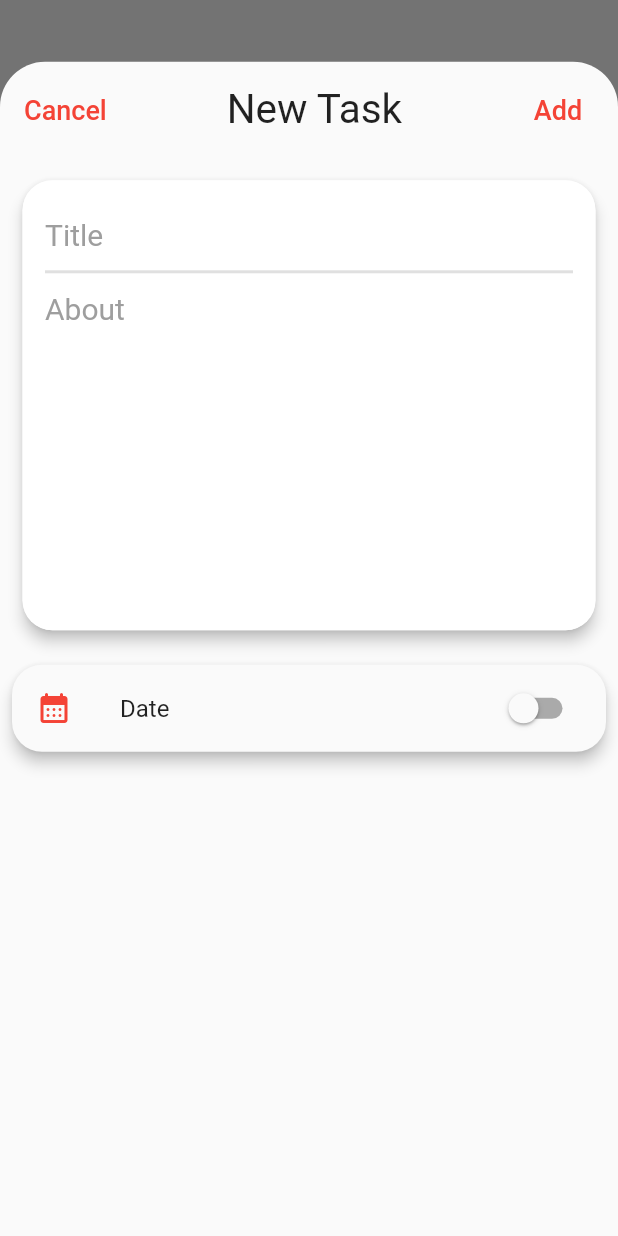
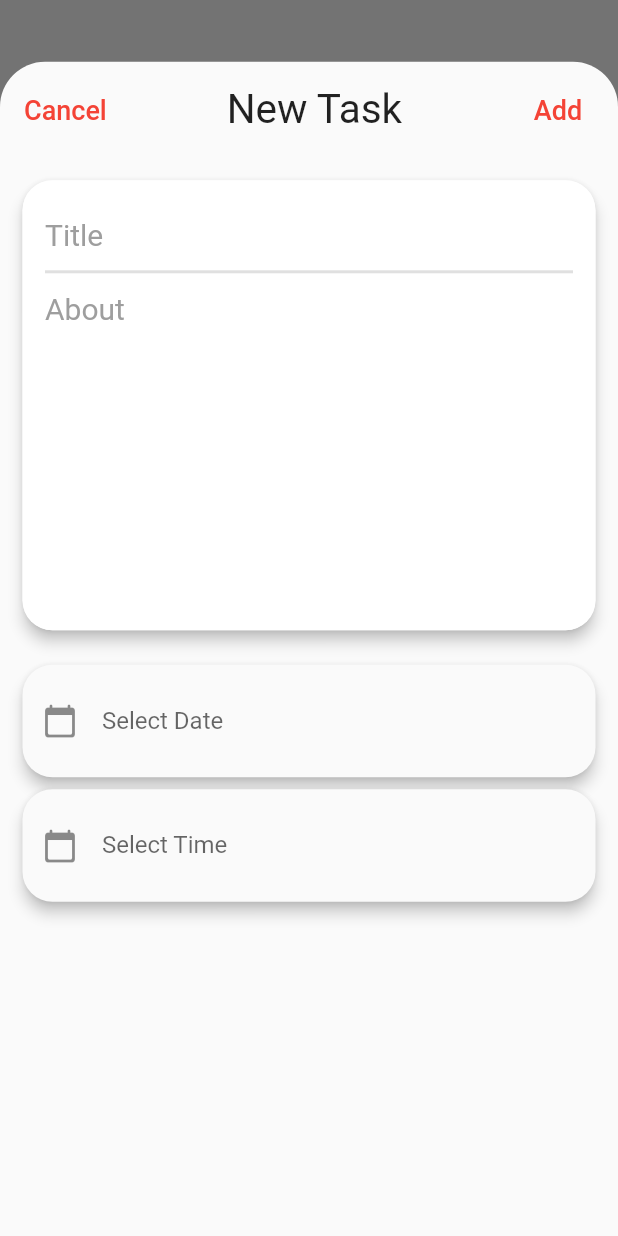
Before and after one commit to anthonyarinze/todo, a Flutter app: the screen it shows after launch, tab 2 chosen, after a tap on the "add" icon, on a phone screen of 412 x 824 dp. Run offline on Flutter 3.47's test engine with Material 2 defaults, Android fonts, the phone set to English and light mode, and no system bars.

Commit message:
Modified date and time UI & Added Functionality

```diff
--- a/lib/provider/all_tasks_provider.dart
+++ b/lib/provider/all_tasks_provider.dart
@@ -7,13 +7,15 @@ class TodoProvider with ChangeNotifier {
   final List<TodoModel> _tasks = [
     TodoModel(
       todoTitle: 'Buy a house',
-      date: '10:00',
+      date: DateTime.now(),
+      time: "${DateTime.now().hour}:${DateTime.now().minute}",
       completed: false,
       location: 'Abuja',
     ),
     TodoModel(
       todoTitle: 'Buy a car',
-      date: '10:00',
+      date: DateTime.now(),
+      time: "${DateTime.now().hour}:${DateTime.now().minute}",
       completed: false,
       location: 'Lagos',
     ),
@@ -27,10 +29,11 @@ class TodoProvider with ChangeNotifier {
       UnmodifiableListView(_tasks.where((element) => !element.completed));
 
   //All new added tasks must be uncompleted
-  void addTask(String task, DateTime dateTime, String location) {
+  void addTask(String task, DateTime date, String location, String time) {
     _tasks.add(TodoModel(
       todoTitle: task,
-      date: dateTime.toString(),
+      date: date,
+      time: time,
       completed: false,
       location: location,
     ));
--- a/lib/provider/todo_model.dart
+++ b/lib/provider/todo_model.dart
@@ -5,11 +5,13 @@ class TodoModel {
   String todoTitle;
   bool completed;
   String location;
-  String date;
+  String time;
+  DateTime date;
   TodoModel({
     required this.todoTitle,
     required this.completed,
     required this.date,
+    required this.time,
     required this.location,
   });
 
--- a/lib/tabs/all_tasks.dart
+++ b/lib/tabs/all_tasks.dart
@@ -1,4 +1,5 @@
 import 'package:flutter/material.dart';
+import 'package:intl/intl.dart';
 import 'package:provider/provider.dart';
 import 'package:todo/provider/all_tasks_provider.dart';
 
@@ -11,6 +12,8 @@ class AllTasks extends StatelessWidget {
   @override
   Widget build(BuildContext context) {
     final task = Provider.of<TodoProvider>(context);
+    final DateFormat formatter = DateFormat('dd MMM yyyy, EEEE');
+
     return ListView.separated(
       separatorBuilder: (context, index) => const SizedBox(height: 15),
       shrinkWrap: true,
@@ -36,10 +39,14 @@ class AllTasks extends StatelessWidget {
           //show all the task title
           title: Text(
             task.incompleteTasks[index].todoTitle,
+            overflow: TextOverflow.ellipsis,
           ),
           trailing: Column(
             children: [
-              Text(task.incompleteTasks[index].date),
+              Text(
+                task.incompleteTasks[index].time,
+                overflow: TextOverflow.ellipsis,
+              ),
               IconButton(
                 onPressed: () {
                   //delete task as index item
@@ -49,7 +56,19 @@ class AllTasks extends StatelessWidget {
               ),
             ],
           ),
-          subtitle: Text(task.incompleteTasks[index].location),
+          subtitle: Column(
+            crossAxisAlignment: CrossAxisAlignment.start,
+            children: [
+              Text(
+                task.incompleteTasks[index].location,
+                overflow: TextOverflow.ellipsis,
+              ),
+              Text(
+                formatter.format(task.allTasks[index].date),
+                overflow: TextOverflow.ellipsis,
+              ),
+            ],
+          ),
         ),
       ),
     );
--- a/lib/tabs/complete_tasks.dart
+++ b/lib/tabs/complete_tasks.dart
@@ -41,7 +41,7 @@ class _CompleteTasksState extends State<CompleteTasks> {
           ),
           trailing: Column(
             children: [
-              Text(task.allTasks[index].date),
+              Text(task.allTasks[index].date.toString()),
               IconButton(
                 onPressed: () {
                   //delete task as index item
--- a/lib/widgets/add_task.dart
+++ b/lib/widgets/add_task.dart
@@ -1,4 +1,5 @@
 import 'package:flutter/material.dart';
+import 'package:intl/intl.dart';
 
 class AddTask extends StatefulWidget {
   const AddTask({super.key});
@@ -10,6 +11,8 @@ class AddTask extends StatefulWidget {
 class _AddTaskState extends State<AddTask> {
   TextEditingController titleController = TextEditingController();
   TextEditingController detailsController = TextEditingController();
+  final TextEditingController _dateController = TextEditingController();
+  final TextEditingController _timeController = TextEditingController();
   bool _validate = false;
   bool date = false;
 
@@ -18,6 +21,8 @@ class _AddTaskState extends State<AddTask> {
     super.dispose();
     titleController.dispose();
     detailsController.dispose();
+    _dateController.dispose();
+    _timeController.dispose();
   }
 
   @override
@@ -30,6 +35,7 @@ class _AddTaskState extends State<AddTask> {
         scrollDirection: Axis.vertical,
         child: Column(
           children: [
+            //Header Row
             Padding(
               padding: const EdgeInsets.all(8.0),
               child: Row(
@@ -55,6 +61,9 @@ class _AddTaskState extends State<AddTask> {
                             ? _validate = true
                             : _validate = false;
                       });
+
+                      //Testing add button
+                      print(titleController.text);
                     },
                     child: const Text(
                       'Add',
@@ -64,6 +73,8 @@ class _AddTaskState extends State<AddTask> {
                 ],
               ),
             ),
+
+            //Title and about container
             Padding(
               padding: const EdgeInsets.all(15.0),
               child: Material(
@@ -129,51 +140,86 @@ class _AddTaskState extends State<AddTask> {
                 ),
               ),
             ),
+
+            //Date Selector Button
             Padding(
-              padding: const EdgeInsets.all(8.0),
+              padding: const EdgeInsets.fromLTRB(15, 8, 15, 0),
               child: Material(
                 elevation: 4.0,
                 shape: const RoundedRectangleBorder(
                   borderRadius: BorderRadius.all(
                     Radius.circular(20.0),
                   ),
-                  //side: BorderSide(color: Colors.blue),
                 ),
-                child: ExpansionTile(
-                  leading: const Icon(Icons.calendar_month_rounded,
-                      color: Colors.red),
-                  title: const Text('Date'),
-                  trailing: Switch(
-                      value: date,
-                      onChanged: ((value) => setState(() async {
-                            date = value;
-                            if (date == true) {
-                              DateTime? pickedDate = await showDatePicker(
-                                  context: context,
-                                  initialDate: DateTime.now(),
-                                  firstDate: DateTime(1990),
-                                  lastDate: DateTime(2100));
-                              print(pickedDate);
-                            }
-                          }))),
-                  children: const [
-                    Divider(
-                      thickness: 2.0,
-                      height: 1.0,
-                      indent: 70.0,
+                child: Padding(
+                  padding: const EdgeInsets.all(8.0),
+                  child: TextField(
+                    controller: _dateController,
+                    keyboardType: TextInputType.none,
+                    decoration: const InputDecoration(
+                      icon: Padding(
+                        padding: EdgeInsets.fromLTRB(5, 0, 0, 0),
+                        child: Icon(Icons.calendar_today_rounded),
+                      ),
+                      labelText: "Select Date",
+                      border: InputBorder.none,
                     ),
-                    // Container(
-                    //   height: 480,
-                    //   decoration: const BoxDecoration(
-                    //       color: Colors.transparent,
-                    //       borderRadius:
-                    //           BorderRadius.all(Radius.circular(20.0))),
-                    //   child: DatePickerDialog(
-                    //       initialDate: DateTime.now(),
-                    //       firstDate: DateTime(1990),
-                    //       lastDate: DateTime(2100)),
-                    // ),
-                  ],
+                    onTap: () async {
+                      DateTime? pickedDate = await showDatePicker(
+                        context: context,
+                        initialDate: DateTime.now(),
+                        firstDate: DateTime(2001),
+                        lastDate: DateTime(2100),
+                      );
+
+                      if (pickedDate != null) {
+                        setState(() {
+                          _dateController.text = DateFormat('dd MMM yyyy, EEEE')
+                              .format(pickedDate);
+                        });
+                      }
+                    },
+                  ),
+                ),
+              ),
+            ),
+
+            //Time Picker
+            Padding(
+              padding: const EdgeInsets.fromLTRB(15, 8, 15, 0),
+              child: Material(
+                elevation: 4.0,
+                shape: const RoundedRectangleBorder(
+                  borderRadius: BorderRadius.all(
+                    Radius.circular(20.0),
+                  ),
+                ),
+                child: Padding(
+                  padding: const EdgeInsets.all(8.0),
+                  child: TextField(
+                    controller: _timeController,
+                    keyboardType: TextInputType.none,
+                    decoration: const InputDecoration(
+                      icon: Padding(
+                        padding: EdgeInsets.fromLTRB(5, 0, 0, 0),
+                        child: Icon(Icons.calendar_today_rounded),
+                      ),
+                      labelText: "Select Time",
+                      border: InputBorder.none,
+                    ),
+                    onTap: () async {
+                      final newTime = await showTimePicker(
+                        context: context,
+                        initialTime: TimeOfDay.now(),
+                      );
+
+                      if (newTime != null) {
+                        setState(() {
+                          _timeController.text = newTime.format(context);
+                        });
+                      }
+                    },
+                  ),
                 ),
               ),
             ),
```
